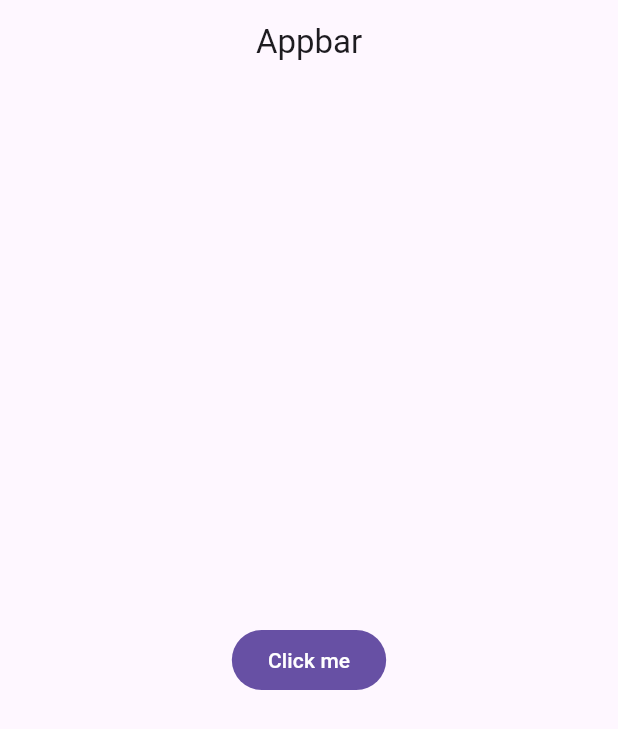
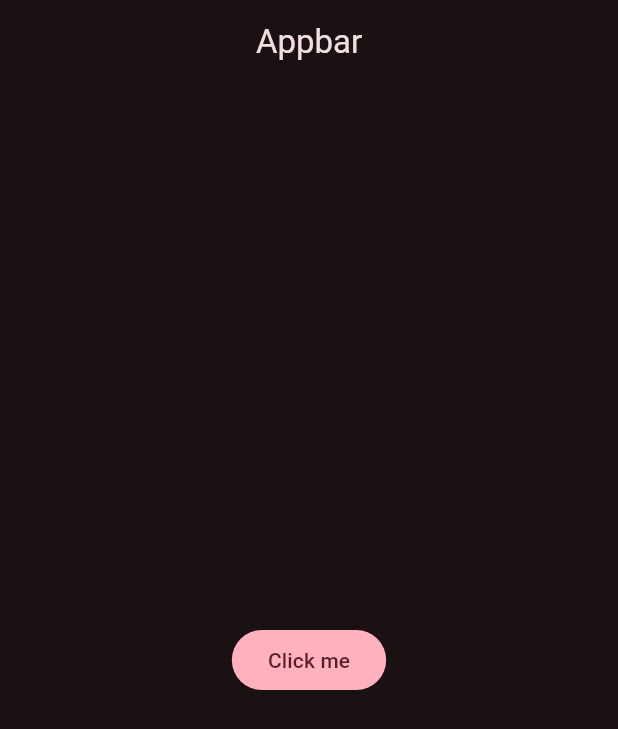
Before and after one commit to FerProx90/fluter-udemy-basico, a Flutter app: the screen it shows after launch, on a phone screen of 412 x 824 dp. Shown: the top 729 px of the screen. Run offline on Flutter 3.47's test engine with Material 3 defaults, Android fonts, the phone set to English and light mode, and no system bars.

Commit message:
avance modulo 2

```diff
--- /dev/null
+++ b/lib/config/theme/app_theme.dart
@@ -0,0 +1,30 @@
+import 'package:flutter/material.dart';
+
+const Color _customColor = Color(0xFF49149F);
+
+const List<Color> _colorThemes = [
+  _customColor,
+  Colors.blue,
+  Colors.teal,
+  Colors.green,
+  Colors.yellow,
+  Colors.orange,
+  Colors.pink,
+];
+
+class AppTheme {
+  final int selectedColor;
+
+  AppTheme({this.selectedColor = 0})
+    : assert(
+        selectedColor >= 0 && selectedColor < _colorThemes.length,
+        'Colors must be between 0 and $_colorThemes',
+      );
+
+  ThemeData theme() {
+    return ThemeData(
+      colorSchemeSeed: _colorThemes[6],
+      brightness: Brightness.dark,
+    );
+  }
+}
--- a/lib/main.dart
+++ b/lib/main.dart
@@ -1,4 +1,5 @@
 import 'package:flutter/material.dart';
+import 'package:hello_wordl/config/theme/app_theme.dart';
 
 void main() => runApp(const MyApp());
 
@@ -10,6 +11,7 @@ class MyApp extends StatelessWidget {
     return MaterialApp(
       debugShowCheckedModeBanner: false,
       title: "Yes No App",
+      theme: AppTheme().theme(),
       home: Scaffold(
         appBar: AppBar(title: const Center(child: Text("Appbar"))),
         body: Center(
```
